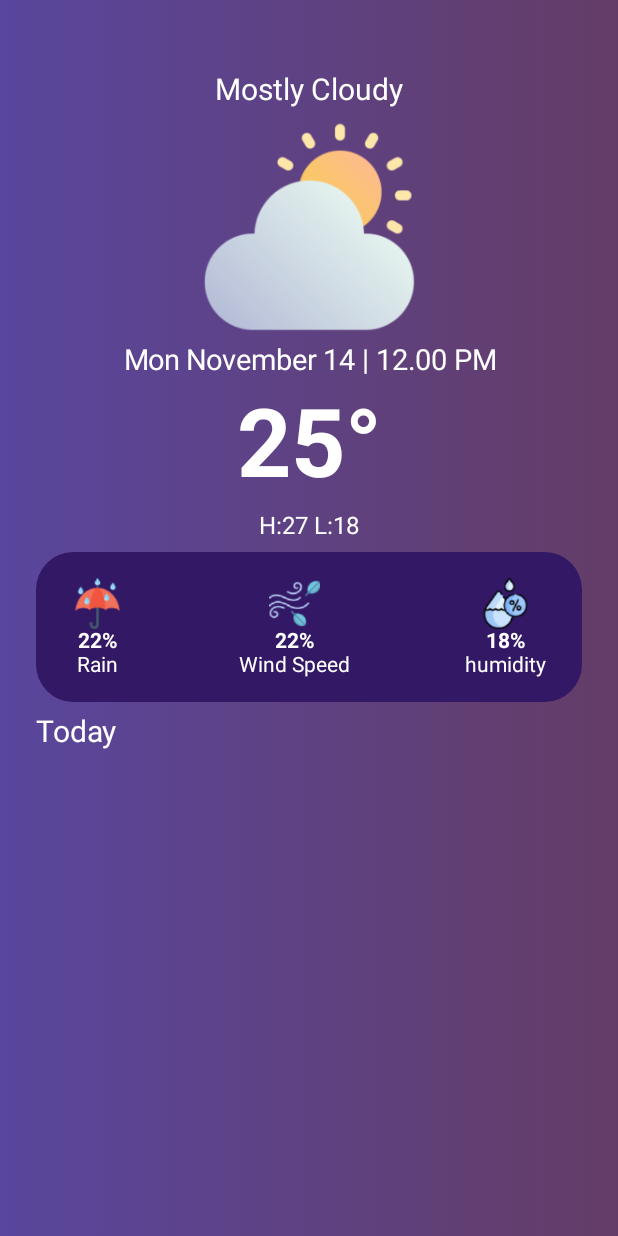
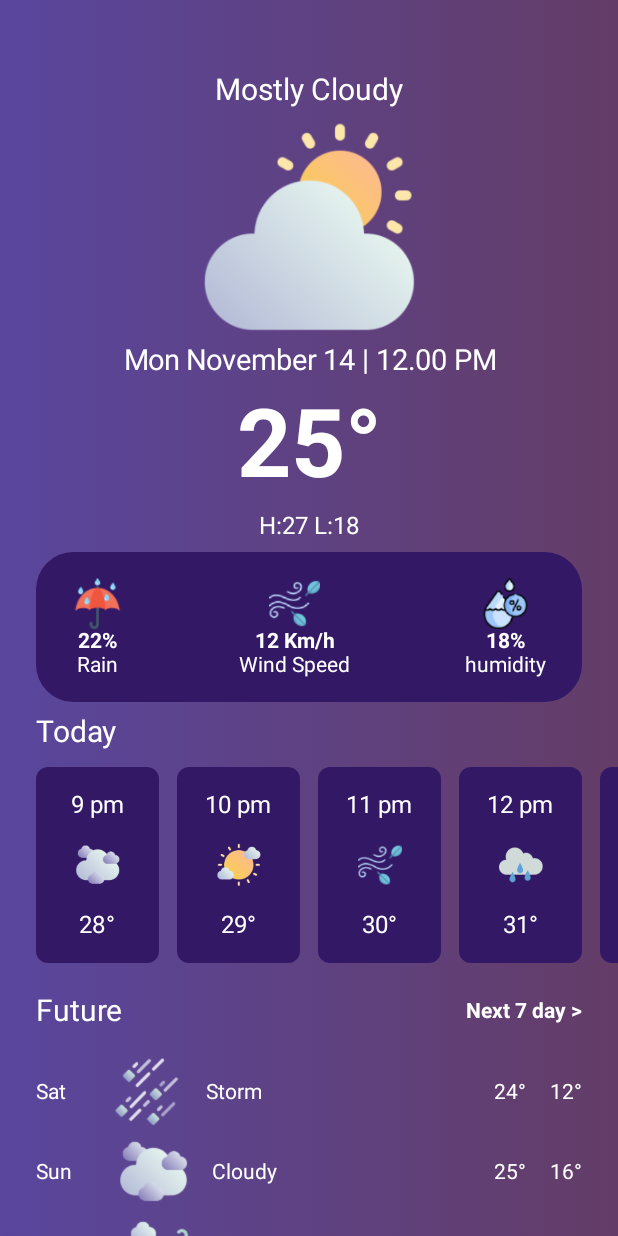
Before and after one commit to isinnur/jetpack-compose-weather-app, an Android app built with Jetpack Compose: the @Preview function WeatherScreen, on a phone screen of 412 x 824 dp. Run offline under Robolectric (Android 15) with nearby library versions, the phone set to English and light mode, and no system bars.

Commit message:
feat: add future details

```diff
--- /dev/null
+++ b/app/src/main/java/com/example/weatherapp/FutureModel.kt
@@ -0,0 +1,9 @@
+package com.example.weatherapp
+
+data class FutureModel(
+    val day: String,
+    val picPath: String,
+    val status: String,
+    val highTemp: Int,
+    val lowTemp: Int
+)
--- a/app/src/main/java/com/example/weatherapp/MainActivity.kt
+++ b/app/src/main/java/com/example/weatherapp/MainActivity.kt
@@ -2,6 +2,8 @@ package com.example.weatherapp
 
 import android.icu.text.AlphabeticIndex.Bucket.LabelType
 import android.os.Bundle
+import android.view.View
+import android.view.WindowManager
 import androidx.activity.ComponentActivity
 import androidx.activity.compose.setContent
 import androidx.activity.enableEdgeToEdge
@@ -17,8 +19,11 @@ import androidx.compose.foundation.layout.fillMaxWidth
 import androidx.compose.foundation.layout.height
 import androidx.compose.foundation.layout.padding
 import androidx.compose.foundation.layout.size
+import androidx.compose.foundation.layout.width
+import androidx.compose.foundation.layout.wrapContentHeight
 import androidx.compose.foundation.lazy.LazyColumn
 import androidx.compose.foundation.lazy.LazyRow
+import androidx.compose.foundation.lazy.items
 import androidx.compose.foundation.shape.RoundedCornerShape
 import androidx.compose.material3.Scaffold
 import androidx.compose.material3.Text
@@ -27,6 +32,8 @@ import androidx.compose.ui.Alignment
 import androidx.compose.ui.Modifier
 import androidx.compose.ui.graphics.Brush
 import androidx.compose.ui.graphics.Color
+import androidx.compose.ui.graphics.Path
+import androidx.compose.ui.layout.ContentScale
 import androidx.compose.ui.res.colorResource
 import androidx.compose.ui.res.painterResource
 import androidx.compose.ui.text.font.FontWeight
@@ -41,8 +48,13 @@ class MainActivity : ComponentActivity() {
         super.onCreate(savedInstanceState)
         enableEdgeToEdge()
         setContent {
-
+            WeatherScreen()
         }
+        window.setFlags(
+            WindowManager.LayoutParams.FLAG_LAYOUT_NO_LIMITS,
+            WindowManager.LayoutParams.FLAG_LAYOUT_NO_LIMITS
+        )
+        window.decorView.systemUiVisibility = window.decorView.systemUiVisibility or View.SYSTEM_UI_FLAG_LIGHT_NAVIGATION_BAR
     }
 }
 
@@ -54,9 +66,11 @@ fun WeatherScreen() {
         .background(
             brush = Brush.horizontalGradient(
                 colors = listOf(
-                        Color(android.graphics.Color.parseColor("#59469d")),
-                    Color(android.graphics.Color.parseColor("#643d67")
-                        ))
+                    Color(android.graphics.Color.parseColor("#59469d")),
+                    Color(
+                        android.graphics.Color.parseColor("#643d67")
+                    )
+                )
             )
         ))
     {
@@ -75,14 +89,16 @@ fun WeatherScreen() {
 
                     Image(painter = painterResource(id = R.drawable.cloudy_sunny),
                      contentDescription = null,
-                        modifier = Modifier.size(150.dp)
+                        modifier = Modifier
+                            .size(150.dp)
                             .padding(top = 8.dp))
 
                     // Display date and time
                     Text(text = "Mon November 14 | 12.00 PM",
                         fontSize = 19.sp,
                         color = Color.White,
-                        modifier = Modifier.fillMaxWidth()
+                        modifier = Modifier
+                            .fillMaxWidth()
                             .padding(top = 8.dp),
                         textAlign = TextAlign.Center
                         )
@@ -92,30 +108,39 @@ fun WeatherScreen() {
                         fontSize = 63.sp,
                         fontWeight = FontWeight.Bold,
                         color = Color.White,
-                        modifier = Modifier.fillMaxWidth()
+                        modifier = Modifier
+                            .fillMaxWidth()
                             .padding(top = 8.dp),
                         textAlign = TextAlign.Center
                         )
                     Text(text = "H:27 L:18",
                     fontSize = 16.sp,
                     color = Color.White,
-                        modifier = Modifier.fillMaxWidth().padding(top = 8.dp),
+                        modifier = Modifier
+                            .fillMaxWidth()
+                            .padding(top = 8.dp),
                         textAlign = TextAlign.Center
                     )
 
                     //Box contain weather details like rain, wind speed, humidity
-                    Box(modifier = Modifier.fillMaxWidth().padding(horizontal = 24.dp).padding(top = 8.dp)
-                        .background(color = colorResource(id = R.color.purple),
-                            shape = RoundedCornerShape(25.dp))
+                    Box(modifier = Modifier
+                        .fillMaxWidth()
+                        .padding(horizontal = 24.dp)
+                        .padding(top = 8.dp)
+                        .background(
+                            color = colorResource(id = R.color.purple),
+                            shape = RoundedCornerShape(25.dp)
+                        )
 
                     ) {
-                        Row (modifier = Modifier.fillMaxWidth()
+                        Row (modifier = Modifier
+                            .fillMaxWidth()
                             .height(100.dp)
                             .padding(horizontal = 8.dp),
                             verticalAlignment = Alignment.CenterVertically,
                             horizontalArrangement = Arrangement.SpaceBetween){
                             WeatherDetailItem(icon = R.drawable.rain, value = "22%" , labelType = "Rain")
-                            WeatherDetailItem(icon = R.drawable.wind, value = "22%" , labelType = "Wind Speed")
+                            WeatherDetailItem(icon = R.drawable.wind, value = "12 Km/h" , labelType = "Wind Speed")
                             WeatherDetailItem(icon = R.drawable.humidity, value = "18%" , labelType = "humidity")
                         }
                     }
@@ -124,7 +149,9 @@ fun WeatherScreen() {
                         text = "Today",
                         fontSize = 20.sp,
                         color = Color.White,
-                        modifier = Modifier.fillMaxWidth().padding(horizontal = 24.dp, vertical = 8.dp)
+                        modifier = Modifier
+                            .fillMaxWidth()
+                            .padding(horizontal = 24.dp, vertical = 8.dp)
                     )
 
                 }
@@ -136,10 +163,26 @@ fun WeatherScreen() {
                         horizontalArrangement = Arrangement.spacedBy(4.dp)
 
                     ) {
-                        item {
-
+                        items(items) {
+                            item -> FutureModelViewHolder(item)
                         }
                     }
+                }
+
+                // Display "Future" label and next 7 day button
+                item {
+                    Row(modifier = Modifier
+                        .fillMaxWidth()
+                        .padding(horizontal = 24.dp, vertical = 16.dp),
+                        verticalAlignment = Alignment.CenterVertically
+                        ){
+                        Text(text = "Future", fontSize = 20.sp, color = Color.White, modifier = Modifier.weight(1f))
+                        Text(text = "Next 7 day >", fontSize = 14.sp, color = Color.White, fontWeight = FontWeight.Bold)
+                    }
+                }
+
+                items(dailyItems) {
+            FutureItem(item = it)
                 }
 
 
@@ -150,9 +193,106 @@ fun WeatherScreen() {
         }
     }
 }
+
+//display each future daily forecast item
+@Composable
+fun FutureItem(item:FutureModel) {
+    Row(modifier = Modifier
+        .fillMaxWidth()
+        .padding(horizontal = 24.dp, vertical = 4.dp),
+        verticalAlignment = Alignment.CenterVertically) {
+        Text(text = item.day,
+            color = Color.White,
+            fontSize = 14.sp)
+Image(painter = painterResource(id = getDrawableResourceId(picPath = item.picPath) ),
+    contentDescription =null,
+    modifier = Modifier.padding(start = 32.dp)
+        .size(45.dp))
+        Text(text = item.status, modifier = Modifier.weight(1f).padding(start = 16.dp),
+            color = Color.White, fontSize = 14.sp)
+
+        Text(text = "${item.highTemp}°", modifier = Modifier.padding(end = 16.dp), color = Color.White, fontSize = 14.sp)
+        Text(text = "${item.lowTemp}°", color = Color.White, fontSize = 14.sp)
+    }
+}
+
+@Composable
+fun getDrawableResourceId(picPath:String) : Int {
+    return when(picPath) {
+        "storm" -> R.drawable.storm
+        "cloudy" -> R.drawable.cloudy
+        "windy" -> R.drawable.windy
+        "cloudy_sunny" -> R.drawable.cloudy_sunny
+        "sunny" -> R.drawable.sunny
+        "rainy" -> R.drawable.rainy
+        else -> R.drawable.sunny
+    }
+}
+
+//sample daily data
+val dailyItems = listOf(
+    FutureModel(day = "Sat", picPath = "storm", status = "Storm", highTemp = 24, lowTemp = 12),
+    FutureModel(day = "Sun", picPath = "cloudy", status = "Cloudy", highTemp = 25, lowTemp = 16),
+    FutureModel(day = "Mon", picPath = "windy", status = "Windy", highTemp = 29, lowTemp = 15),
+    FutureModel(day = "Tue", picPath = "cloudy_sunny", status = "Cloudy Sunny", highTemp = 23, lowTemp = 15),
+    FutureModel(day = "Wen", picPath = "sunny", status = "Sunny", highTemp = 28, lowTemp = 11),
+    FutureModel(day = "Thu", picPath = "rainy", status = "Rainy", highTemp = 23, lowTemp = 12),
+)
+
+//Viewholder for each hourly forecast item
+@Composable
+fun FutureModelViewHolder(model:HourlyModel) {
+    Column(modifier = Modifier.width(90.dp)
+        .wrapContentHeight()
+        .padding(4.dp)
+        .background(
+            color = colorResource(id = R.color.purple),
+            shape = RoundedCornerShape(8.dp)
+        )
+        .padding(8.dp),
+        horizontalAlignment = Alignment.CenterHorizontally
+    ) {
+        Text(text = model.hour,
+        color = Color.White,
+            fontSize = 16.sp,
+            modifier = Modifier.fillMaxWidth()
+                .padding(8.dp),
+            textAlign = TextAlign.Center
+            )
+
+        Image(painter = painterResource(id =
+        when(model.picPath) {
+            "cloudy" -> R.drawable.cloudy
+            "sunny" -> R.drawable.sunny
+            "wind" -> R.drawable.wind
+            "rainy" -> R.drawable.rainy
+            "storm" -> R.drawable.storm
+            else -> R.drawable.sunny
+        }), contentDescription = null ,
+            modifier = Modifier.size(45.dp).padding(8.dp),
+            contentScale = ContentScale.Crop
+            )
+
+        Text(text = "${model.temp}°",
+            color = Color.White,
+            fontSize = 16.sp,
+            modifier = Modifier.fillMaxWidth()
+                .padding(8.dp),
+            textAlign = TextAlign.Center
+        )
+    }
+}
+
+
+
+
 // sample hourly data
 val items = listOf(
-
+    HourlyModel(hour = "9 pm", temp = 28, picPath = "cloudy"),
+    HourlyModel(hour = "10 pm", temp= 29, picPath= "sunny"),
+    HourlyModel(hour = "11 pm", temp= 30, picPath= "wind"),
+    HourlyModel(hour = "12 pm", temp= 31, picPath= "rainy"),
+    HourlyModel(hour = "1 am", temp= 27, picPath= "storm"),
 )
 
 
```
